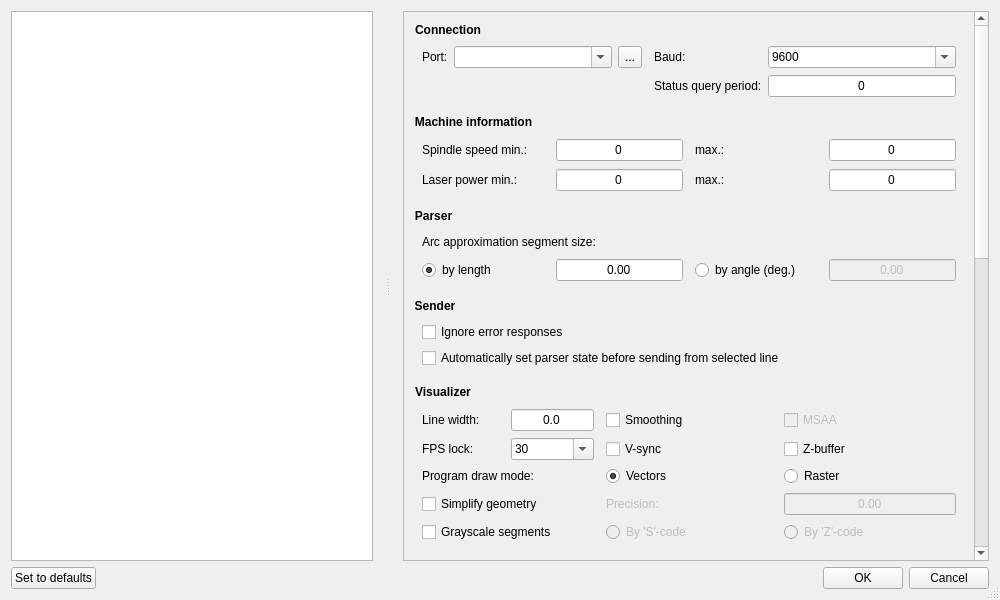
Before: the Qt Designer form src/candle/frmsettings.ui in Denvi/Candle, drawn with Qt 5.
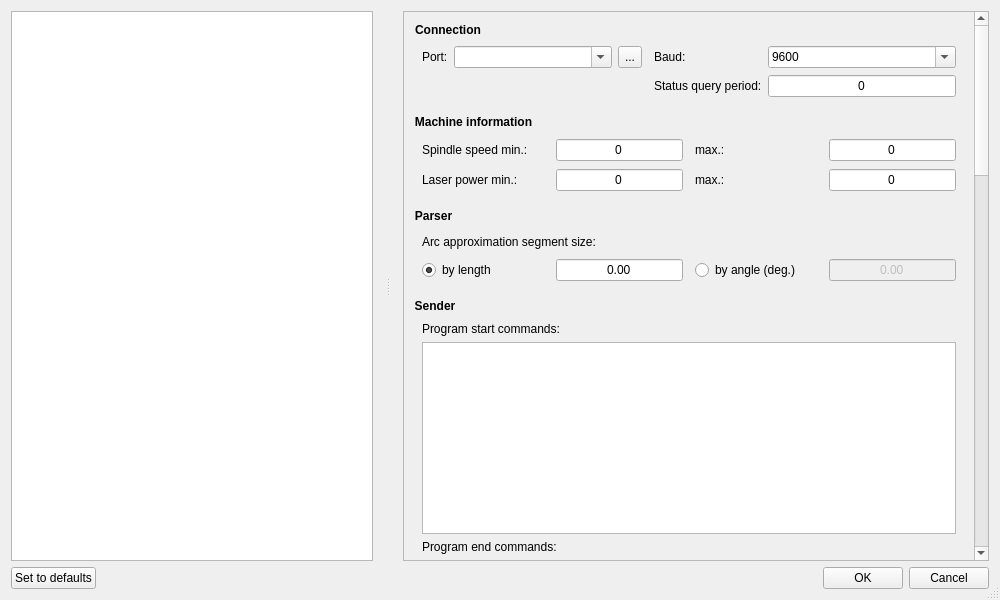
After: the same form once the commit is applied. Icons and pictures are not drawn. Custom widgets are drawn as their Qt base class.

Commit message: 'Pause', 'Abort' commands affects only sender. Added 'Hold', 'Sleep', 'Door', 'Flood' control commands. Added tool change feature.

```diff
--- a/src/candle/frmsettings.ui
+++ b/src/candle/frmsettings.ui
@@ -84,9 +84,9 @@
        <property name="geometry">
         <rect>
          <x>0</x>
-         <y>0</y>
+         <y>-28</y>
          <width>620</width>
-         <height>1517</height>
+         <height>2236</height>
         </rect>
        </property>
        <layout class="QVBoxLayout" name="verticalLayout_4">
@@ -475,6 +475,36 @@
            <string>Sender</string>
           </property>
           <layout class="QVBoxLayout" name="verticalLayout_6">
+           <item>
+            <widget class="QLabel" name="lblStartCommands">
+             <property name="text">
+              <string>Program start commands:</string>
+             </property>
+            </widget>
+           </item>
+           <item>
+            <widget class="QPlainTextEdit" name="txtStartCommands"/>
+           </item>
+           <item>
+            <widget class="QLabel" name="lblEndCommands">
+             <property name="text">
+              <string>Program end commands:</string>
+             </property>
+            </widget>
+           </item>
+           <item>
+            <widget class="QPlainTextEdit" name="txtEndCommands"/>
+           </item>
+           <item>
+            <widget class="QLabel" name="lblToolChangeCommands">
+             <property name="text">
+              <string>Tool change commands:</string>
+             </property>
+            </widget>
+           </item>
+           <item>
+            <widget class="QPlainTextEdit" name="txtToolChangeCommands"/>
+           </item>
            <item>
             <widget class="QCheckBox" name="chkIgnoreErrors">
              <property name="text">
@@ -489,6 +519,13 @@
              </property>
             </widget>
            </item>
+           <item>
+            <widget class="QCheckBox" name="chkPauseToolChange">
+             <property name="text">
+              <string>Pause on tool change</string>
+             </property>
+            </widget>
+           </item>
           </layout>
          </widget>
         </item>
```
The commit also changes 26 other files.
